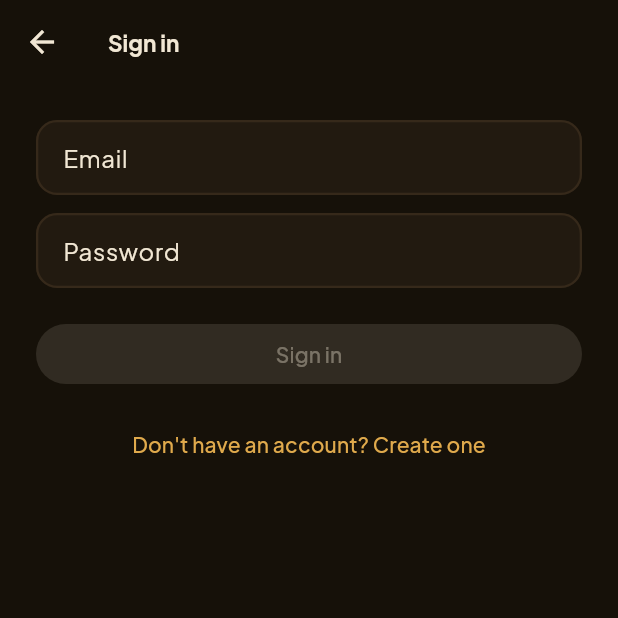
After one commit to moonfriend/Pahlevani, a Flutter app: the screen it shows after launch, after a tap on the "person outline" icon, on a phone screen of 412 x 824 dp, the top half of it. The commit adds this screen. Run offline on Flutter 3.47's test engine with Material 3 defaults, Android fonts, the phone set to English and light mode, and no system bars; our stand-ins replace audio_service, audioplayers, bloc, connectivity_plus, dio, equatable and 13 more; missing offline and left inert: fvp; accounts and stored records are empty.

Commit message:
feat(auth): optional login with data-privacy consent (Phase A)
Adds email/password sign-in as a menu entry — never a forced gate.
Anonymous browsing is untouched; logging in only unlocks the
data-privacy consent step, which is the prerequisite for the
trainer-assignment and activity-logging work to follow.

- supabase/migrations/0011_profiles_and_consent.sql: profiles table,
  auto-populate trigger, is_trainer() helper for later RLS policies,
  explicit grants + idempotent policies (own-row read/write, trainer
  sees all). is_trainer is never client-writable, only via admin.py's
  service-role key. Verified against the full local migration chain
  with a stubbed auth schema.
- AuthRepository/AuthRepositoryImpl (Supabase-backed): consent writes
  use .update().select().single(), which throws on any failure (RLS
  reject, 0 rows, network) rather than silently reporting success.
- AuthCubit: mirrors VersionGateCubit's shape (isClosed guards,
  sealed states). acceptConsent() only transitions to
  AuthAuthenticated when the repository call actually resolves.
- AuthPage / PrivacyConsentPage / PrivacyPolicyPage, plus a login
  icon in the session list header (outline when signed out, filled
  when authenticated) that opens the right screen for the current
  auth state.

13 new cubit tests, including one asserting anonymous users never
trigger a repository call, and one asserting a failed consent write
surfaces as AuthFailure rather than looking like success.

```diff
--- a/lib/core/di/dependency_injection.dart
+++ b/lib/core/di/dependency_injection.dart
@@ -7,6 +7,7 @@ import 'package:get_it/get_it.dart';
 import '../../data/datasources/training_session/training_session_local_database.dart';
 import '../../data/datasources/training_session/training_session_local_datasource.dart';
 import '../../data/datasources/training_session/training_session_remote_datasource.dart';
+import '../../data/repositories_impl/auth_repository_impl.dart';
 import '../../data/repositories_impl/download_repository_impl.dart';
 import '../../data/repositories_impl/training_session_repository_impl.dart';
 import '../../data/repositories_impl/version_gate_repository_impl.dart';
@@ -16,6 +17,7 @@ import '../../data/services/just_audio_player_service.dart';
 import '../../data/services/just_audio_web_player_service.dart';
 import '../../data/services/no_op_notification_service.dart';
 import '../../data/services/pahlevani_audio_handler.dart';
+import '../../domain/repositories/auth_repository.dart';
 import '../../domain/repositories/download_repository.dart';
 import '../../domain/repositories/training_session_repository.dart';
 import '../../domain/repositories/version_gate_repository.dart';
@@ -104,6 +106,8 @@ class DependencyInjection {
 
     getIt.registerLazySingleton<VersionGateRepository>(
         () => SupabaseVersionGateRepository());
+
+    getIt.registerLazySingleton<AuthRepository>(() => AuthRepositoryImpl());
   }
 
   Future<void> ensureInitialized() async {
--- /dev/null
+++ b/lib/data/repositories_impl/auth_repository_impl.dart
@@ -0,0 +1,139 @@
+import 'package:supabase_flutter/supabase_flutter.dart' as sb;
+
+import 'package:pahlevani/domain/entities/auth/app_user.dart';
+import 'package:pahlevani/domain/repositories/auth_repository.dart';
+
+/// [AuthRepository] backed by Supabase auth + the `profiles` table
+/// (supabase/migrations/0011_profiles_and_consent.sql).
+class AuthRepositoryImpl implements AuthRepository {
+  final sb.SupabaseClient _client;
+
+  /// Last profile-merged user, kept so the synchronous [currentUser] getter
+  /// can reflect trainer/consent status without a network call. Populated
+  /// as soon as a profile fetch resolves (sign-in/up, or the first
+  /// [authStateChanges] tick); before that, [currentUser] reports identity
+  /// only (isTrainer/consentAccepted default false) — corrects itself the
+  /// moment the profile fetch lands.
+  AppUser? _cachedProfile;
+
+  AuthRepositoryImpl({sb.SupabaseClient? client})
+      : _client = client ?? sb.Supabase.instance.client;
+
+  @override
+  AppUser? get currentUser {
+    final authUser = _client.auth.currentUser;
+    if (authUser == null) return null;
+    if (_cachedProfile != null && _cachedProfile!.id == authUser.id) {
+      return _cachedProfile;
+    }
+    return AppUser(id: authUser.id, email: authUser.email);
+  }
+
+  @override
+  Stream<AppUser?> authStateChanges() {
+    return _client.auth.onAuthStateChange.asyncMap((state) async {
+      final authUser = state.session?.user;
+      if (authUser == null) {
+        _cachedProfile = null;
+        return null;
+      }
+      final user = await _fetchProfile(authUser);
+      _cachedProfile = user;
+      return user;
+    });
+  }
+
+  Future<AppUser> _fetchProfile(sb.User authUser) async {
+    try {
+      final row = await _client
+          .from('profiles')
+          .select()
+          .eq('id', authUser.id)
+          .single();
+      return _userFromRow(authUser.id, authUser.email, row);
+    } catch (_) {
+      // The profiles row may not have landed yet (trigger lag) or the read
+      // failed transiently — fall back to a minimal unconsented user rather
+      // than throwing. authStateChanges/the next fetch will correct this.
+      return AppUser(id: authUser.id, email: authUser.email);
+    }
+  }
+
+  AppUser _userFromRow(String id, String? email, Map<String, dynamic> row) {
+    return AppUser(
+      id: id,
+      email: email,
+      isTrainer: row['is_trainer'] as bool? ?? false,
+      consentAccepted: row['consent_accepted'] as bool? ?? false,
+      consentedAt: row['consented_at'] == null
+          ? null
+          : DateTime.parse(row['consented_at'] as String),
+    );
+  }
+
+  @override
+  Future<AppUser> signUpWithEmail({
+    required String email,
+    required String password,
+  }) async {
+    final res = await _client.auth.signUp(email: email, password: password);
+    final authUser = res.user;
+    if (authUser == null) throw Exception('Sign up failed');
+    final user = await _fetchProfile(authUser);
+    _cachedProfile = user;
+    return user;
+  }
+
+  @override
+  Future<AppUser> signInWithEmail({
+    required String email,
+    required String password,
+  }) async {
+    final res =
+        await _client.auth.signInWithPassword(email: email, password: password);
+    final authUser = res.user;
+    if (authUser == null) throw Exception('Sign in failed');
+    final user = await _fetchProfile(authUser);
+    _cachedProfile = user;
+    return user;
+  }
+
+  @override
+  Future<void> signOut() async {
+    _cachedProfile = null;
+    await _client.auth.signOut();
+  }
+
+  @override
+  Future<AppUser> acceptPrivacyConsent() async {
+    final authUser = _client.auth.currentUser;
+    if (authUser == null) {
+      throw StateError('acceptPrivacyConsent() called with no signed-in user');
+    }
+    // .select().single() after .update() throws on 0 rows / RLS reject /
+    // network error — this must never silently look like success.
+    final row = await _client
+        .from('profiles')
+        .update({
+          'consent_accepted': true,
+          'consented_at': DateTime.now().toUtc().toIso8601String(),
+        })
+        .eq('id', authUser.id)
+        .select()
+        .single();
+    final user = _userFromRow(authUser.id, authUser.email, row);
+    _cachedProfile = user;
+    return user;
+  }
+
+  @override
+  Future<List<AppUser>> listTrainees() async {
+    final rows =
+        await _client.from('profiles').select().eq('is_trainer', false);
+    return (rows as List)
+        .cast<Map<String, dynamic>>()
+        .map((row) =>
+            _userFromRow(row['id'] as String, row['email'] as String?, row))
+        .toList();
+  }
+}
--- /dev/null
+++ b/lib/domain/entities/auth/app_user.dart
@@ -0,0 +1,37 @@
+import 'package:equatable/equatable.dart';
+
+/// The signed-in user, joining Supabase auth identity with their
+/// supabase/migrations/0011_profiles_and_consent.sql profile row.
+class AppUser extends Equatable {
+  final String id;
+  final String? email;
+  final bool isTrainer;
+  final bool consentAccepted;
+  final DateTime? consentedAt;
+
+  const AppUser({
+    required this.id,
+    this.email,
+    this.isTrainer = false,
+    this.consentAccepted = false,
+    this.consentedAt,
+  });
+
+  AppUser copyWith({
+    String? email,
+    bool? isTrainer,
+    bool? consentAccepted,
+    DateTime? consentedAt,
+  }) =>
+      AppUser(
+        id: id,
+        email: email ?? this.email,
+        isTrainer: isTrainer ?? this.isTrainer,
+        consentAccepted: consentAccepted ?? this.consentAccepted,
+        consentedAt: consentedAt ?? this.consentedAt,
+      );
+
+  @override
+  List<Object?> get props =>
+      [id, email, isTrainer, consentAccepted, consentedAt];
+}
--- /dev/null
+++ b/lib/domain/repositories/auth_repository.dart
@@ -0,0 +1,33 @@
+import 'package:pahlevani/domain/entities/auth/app_user.dart';
+
+/// Login stays fully opt-in — anonymous users never call anything on this
+/// repository. Email/password only for now; the shape doesn't preclude
+/// adding a provider (e.g. Google) later without touching callers.
+abstract class AuthRepository {
+  /// Reads Supabase's locally-cached session — no network call. Null means
+  /// anonymous.
+  AppUser? get currentUser;
+
+  Stream<AppUser?> authStateChanges();
+
+  Future<AppUser> signUpWithEmail({
+    required String email,
+    required String password,
+  });
+
+  Future<AppUser> signInWithEmail({
+    required String email,
+    required String password,
+  });
+
+  Future<void> signOut();
+
+  /// Throws on any failure (network, RLS reject, 0 rows) — never silently
+  /// succeeds. Callers must not treat consent as accepted unless this
+  /// resolves.
+  Future<AppUser> acceptPrivacyConsent();
+
+  /// Trainer-only — the profiles RLS policy restricts this to callers where
+  /// is_trainer is true.
+  Future<List<AppUser>> listTrainees();
+}
--- a/lib/main.dart
+++ b/lib/main.dart
@@ -13,7 +13,9 @@ import 'package:pahlevani/core/config.dart';
 import 'package:pahlevani/core/di/dependency_injection.dart';
 import 'package:pahlevani/core/theme/pahlevani_theme.dart';
 import 'package:pahlevani/core/utils/app_logger.dart';
+import 'package:pahlevani/domain/repositories/auth_repository.dart';
 import 'package:pahlevani/domain/repositories/version_gate_repository.dart';
+import 'package:pahlevani/presentation/bloc/auth/auth_cubit.dart';
 import 'package:pahlevani/presentation/bloc/settings/settings_cubit.dart';
 import 'package:pahlevani/presentation/bloc/training_session/training_session_cubit.dart';
 import 'package:pahlevani/presentation/bloc/version_gate/version_gate_cubit.dart';
@@ -135,6 +137,11 @@ class PahlevaniApp extends StatelessWidget {
           ),
           lazy: false,
         ),
+        BlocProvider<AuthCubit>(
+          create: (_) =>
+              AuthCubit(repository: getIt<AuthRepository>())..initialize(),
+          lazy: false,
+        ),
       ],
       child: BlocBuilder<SettingsCubit, SettingsState>(
         builder: (context, settings) => MaterialApp(
--- /dev/null
+++ b/lib/presentation/bloc/auth/auth_cubit.dart
@@ -0,0 +1,105 @@
+import 'dart:async';
+
+import 'package:equatable/equatable.dart';
+import 'package:flutter_bloc/flutter_bloc.dart';
+import 'package:pahlevani/domain/entities/auth/app_user.dart';
+import 'package:pahlevani/domain/repositories/auth_repository.dart';
+
+part 'auth_state.dart';
+
+class AuthCubit extends Cubit<AuthState> {
+  final AuthRepository _repo;
+  StreamSubscription<AppUser?>? _authSub;
+
+  AuthCubit({required AuthRepository repository})
+      : _repo = repository,
+        super(const AuthChecking());
+
+  /// Reads the locally-cached session synchronously — never triggers a
+  /// network call for an anonymous user — then subscribes to future auth
+  /// events (external sign-out, session restore on relaunch).
+  Future<void> initialize() async {
+    if (isClosed) return;
+    _emitForUser(_repo.currentUser);
+    unawaited(_authSub?.cancel());
+    _authSub = _repo.authStateChanges().listen((user) {
+      if (!isClosed) _emitForUser(user);
+    });
+  }
+
+  void _emitForUser(AppUser? user) {
+    if (user == null) {
+      emit(const AuthAnonymous());
+    } else if (!user.consentAccepted) {
+      emit(AuthNeedsConsent(user));
+    } else {
+      emit(AuthAuthenticated(user));
+    }
+  }
+
+  Future<void> signInWithEmail({
+    required String email,
+    required String password,
+  }) async {
+    if (isClosed) return;
+    final previous = state;
+    emit(const AuthSubmitting());
+    try {
+      final user =
+          await _repo.signInWithEmail(email: email, password: password);
+      if (isClosed) return;
+      _emitForUser(user);
+    } catch (e) {
+      if (!isClosed) {
+        emit(AuthFailure(message: e.toString(), previous: previous));
+      }
+    }
+  }
+
+  Future<void> signUpWithEmail({
+    required String email,
+    required String password,
+  }) async {
+    if (isClosed) return;
+    final previous = state;
+    emit(const AuthSubmitting());
+    try {
+      final user =
+          await _repo.signUpWithEmail(email: email, password: password);
+      if (isClosed) return;
+      _emitForUser(user);
+    } catch (e) {
+      if (!isClosed) {
+        emit(AuthFailure(message: e.toString(), previous: previous));
+      }
+    }
+  }
+
+  /// Only acts while gated behind consent — a no-op from any other state.
+  Future<void> acceptConsent() async {
+    final current = state;
+    if (current is! AuthNeedsConsent) return;
+    try {
+      final user = await _repo.acceptPrivacyConsent();
+      if (!isClosed) emit(AuthAuthenticated(user));
+    } catch (e) {
+      // Must never look like success — stays gated behind consent.
+      if (!isClosed) {
+        emit(AuthFailure(message: e.toString(), previous: current));
+      }
+    }
+  }
+
+  Future<void> signOut() async {
+    await _repo.signOut();
+    if (!isClosed) emit(const AuthAnonymous());
+  }
+
+  Future<void> declineConsentAndSignOut() => signOut();
+
+  @override
+  Future<void> close() async {
+    await _authSub?.cancel();
+    return super.close();
+  }
+}
--- /dev/null
+++ b/lib/presentation/bloc/auth/auth_state.dart
@@ -0,0 +1,45 @@
+part of 'auth_cubit.dart';
+
+sealed class AuthState extends Equatable {
+  const AuthState();
+  @override
+  List<Object?> get props => [];
+}
+
+class AuthChecking extends AuthState {
+  const AuthChecking();
+}
+
+class AuthAnonymous extends AuthState {
+  const AuthAnonymous();
+}
+
+class AuthSubmitting extends AuthState {
+  const AuthSubmitting();
+}
+
+class AuthAuthenticated extends AuthState {
+  final AppUser user;
+  const AuthAuthenticated(this.user);
+
+  @override
+  List<Object?> get props => [user];
+}
+
+/// Signed in, but the data-privacy consent step hasn't been completed yet.
+class AuthNeedsConsent extends AuthState {
+  final AppUser user;
+  const AuthNeedsConsent(this.user);
+
+  @override
+  List<Object?> get props => [user];
+}
+
+class AuthFailure extends AuthState {
+  final String message;
+  final AuthState previous;
+  const AuthFailure({required this.message, required this.previous});
+
+  @override
+  List<Object?> get props => [message, previous];
+}
--- /dev/null
+++ b/lib/presentation/pages/auth/auth_page.dart
@@ -0,0 +1,120 @@
+import 'package:flutter/material.dart';
+import 'package:flutter_bloc/flutter_bloc.dart';
+import 'package:pahlevani/core/theme/pahlevani_colors.dart';
+import 'package:pahlevani/presentation/bloc/auth/auth_cubit.dart';
+import 'package:pahlevani/presentation/pages/auth/privacy_consent_page.dart';
+
+/// Combined sign-in/sign-up screen. Reached only via the optional login
+/// menu entry — anonymous browsing never routes here.
+class AuthPage extends StatefulWidget {
+  const AuthPage({super.key});
+
+  @override
+  State<AuthPage> createState() => _AuthPageState();
+}
+
+class _AuthPageState extends State<AuthPage> {
+  final _emailCtrl = TextEditingController();
+  final _passwordCtrl = TextEditingController();
+  bool _isSignUp = false;
+
+  bool get _canSubmit =>
+      _emailCtrl.text.trim().isNotEmpty && _passwordCtrl.text.isNotEmpty;
+
+  @override
+  void dispose() {
+    _emailCtrl.dispose();
+    _passwordCtrl.dispose();
+    super.dispose();
+  }
+
+  void _submit() {
+    if (!_canSubmit) return;
+    final cubit = context.read<AuthCubit>();
+    final email = _emailCtrl.text.trim();
+    final password = _passwordCtrl.text;
+    if (_isSignUp) {
+      cubit.signUpWithEmail(email: email, password: password);
+    } else {
+      cubit.signInWithEmail(email: email, password: password);
+    }
+  }
+
+  @override
+  Widget build(BuildContext context) {
+    final colors = Theme.of(context).extension<PahlevaniColors>()!;
+
+    return Scaffold(
+      backgroundColor: colors.bg,
+      appBar: AppBar(title: Text(_isSignUp ? 'Create account' : 'Sign in')),
+      body: BlocListener<AuthCubit, AuthState>(
+        listener: (context, state) {
+          if (state is AuthNeedsConsent) {
+            Navigator.pushReplacement(
+              context,
+              MaterialPageRoute(builder: (_) => const PrivacyConsentPage()),
+            );
+          } else if (state is AuthAuthenticated) {
+            Navigator.pop(context);
+          }
+        },
+        child: BlocBuilder<AuthCubit, AuthState>(
+          builder: (context, state) {
+            final submitting = state is AuthSubmitting;
+            final errorMessage = state is AuthFailure ? state.message : null;
+            return SafeArea(
+              child: SingleChildScrollView(
+                padding: const EdgeInsets.all(24),
+                child: Column(
+                  crossAxisAlignment: CrossAxisAlignment.stretch,
+                  children: [
+                    TextField(
+                      controller: _emailCtrl,
+                      keyboardType: TextInputType.emailAddress,
+                      autocorrect: false,
+                      decoration: const InputDecoration(labelText: 'Email'),
+                      onChanged: (_) => setState(() {}),
+                    ),
+                    const SizedBox(height: 12),
+                    TextField(
+                      controller: _passwordCtrl,
+                      obscureText: true,
+                      decoration: const InputDecoration(labelText: 'Password'),
+                      onChanged: (_) => setState(() {}),
+                      onSubmitted: (_) => _submit(),
+                    ),
+                    if (errorMessage != null) ...[
+                      const SizedBox(height: 12),
+                      Text(errorMessage,
+                          style: TextStyle(
+                              color: Theme.of(context).colorScheme.error)),
+                    ],
+                    const SizedBox(height: 20),
+                    FilledButton(
+                      onPressed: submitting || !_canSubmit ? null : _submit,
+                      child: submitting
+                          ? const SizedBox(
+                              width: 20,
+                              height: 20,
+                              child: CircularProgressIndicator(strokeWidth: 2))
+                          : Text(_isSignUp ? 'Create account' : 'Sign in'),
+                    ),
+                    const SizedBox(height: 12),
+                    TextButton(
+                      onPressed: submitting
+                          ? null
+                          : () => setState(() => _isSignUp = !_isSignUp),
+                      child: Text(_isSignUp
+                          ? 'Already have an account? Sign in'
+                          : "Don't have an account? Create one"),
+                    ),
+                  ],
+                ),
+              ),
+            );
+          },
+        ),
+      ),
+    );
+  }
+}
--- a/lib/presentation/pages/training_session/training_sessions_page.dart
+++ b/lib/presentation/pages/training_session/training_sessions_page.dart
@@ -5,10 +5,14 @@ import 'package:flutter/material.dart';
 import 'package:flutter_bloc/flutter_bloc.dart';
 import 'package:pahlevani/core/theme/pahlevani_colors.dart';
 import 'package:pahlevani/core/theme/pahlevani_theme.dart';
+import 'package:pahlevani/domain/entities/auth/app_user.dart';
 import 'package:pahlevani/domain/entities/training_session/session_details.dart';
 import 'package:pahlevani/domain/entities/training_session/training_session.dart';
+import 'package:pahlevani/presentation/bloc/auth/auth_cubit.dart';
 import 'package:pahlevani/presentation/bloc/settings/settings_cubit.dart';
 import 'package:pahlevani/presentation/bloc/training_session/training_session_cubit.dart';
+import 'package:pahlevani/presentation/pages/auth/auth_page.dart';
+import 'package:pahlevani/presentation/pages/auth/privacy_consent_page.dart';
 import 'package:pahlevani/presentation/pages/player/training_session_player_page.dart';
 import 'package:pahlevani/presentation/pages/training_session/download_status.dart';
 import 'package:pahlevani/presentation/pages/training_session/edit_training_session_page.dart';
@@ -349,6 +353,20 @@ class _Header extends StatelessWidget {
                   onTap: onRefresh,
                   spinController: refreshing ? refreshSpin : null,
                 ),
+                const SizedBox(width: 8),
+                // login / account — optional, never blocks browsing
+                BlocBuilder<AuthCubit, AuthState>(
+                  builder: (authContext, authState) {
+                    return _IconBtn(
+                      icon: authState is AuthAuthenticated
+                          ? Icons.person_rounded
+                          : Icons.person_outline_rounded,
+                      color: colors.onMuted,
+                      bg: colors.surface2,
+                      onTap: () => _handleAccountTap(authContext, authState),
+                    );
+                  },
+                ),
               ]),
             ),
           ],
@@ -366,6 +384,60 @@ class _Header extends StatelessWidget {
       ]),
     );
   }
+}
+
+void _handleAccountTap(BuildContext context, AuthState state) {
+  switch (state) {
+    case AuthAuthenticated(:final user):
+      _showAccountSheet(context, user);
+    case AuthNeedsConsent():
+      Navigator.push(context,
+          MaterialPageRoute(builder: (_) => const PrivacyConsentPage()));
+    case AuthAnonymous():
+    case AuthChecking():
+    case AuthSubmitting():
+    case AuthFailure():
+      Navigator.push(
+          context, MaterialPageRoute(builder: (_) => const AuthPage()));
+  }
+}
+
+void _showAccountSheet(BuildContext context, AppUser user) {
+  final colors = Theme.of(context).extension<PahlevaniColors>()!;
+  final cubit = context.read<AuthCubit>();
+
+  showModalBottomSheet(
+    context: context,
+    builder: (_) => SafeArea(
+      child: Column(mainAxisSize: MainAxisSize.min, children: [
+        Container(
+            width: 36,
+            height: 4,
+            margin: const EdgeInsets.symmetric(vertical: 12),
+            decoration: BoxDecoration(
+                color: colors.border, borderRadius: BorderRadius.circular(9))),
+        ListTile(
+          leading: const Icon(Icons.account_circle_outlined),
+          title: Text('Signed in as',
+              style: TextStyle(fontSize: 12, color: colors.onMuted)),
+          subtitle: Text(user.email ?? user.id,
+              style: const TextStyle(
+                  fontFamily: PFonts.ui, fontWeight: FontWeight.w600)),
+        ),
+        ListTile(
+          leading: const Icon(Icons.logout_rounded),
+          title: const Text('Sign out',
+              style: TextStyle(
+                  fontFamily: PFonts.ui, fontWeight: FontWeight.w600)),
+          onTap: () {
+            Navigator.pop(context);
+            cubit.signOut();
+          },
+        ),
+        const SizedBox(height: 8),
+      ]),
+    ),
+  );
 }
 
 class _IconBtn extends StatelessWidget {
```
Also changed, not shown: lib/presentation/pages/auth/privacy_consent_page.dart (added, +86 -0 lines), lib/presentation/pages/auth/privacy_policy_page.dart (added, +72 -0 lines), 4 other files.
